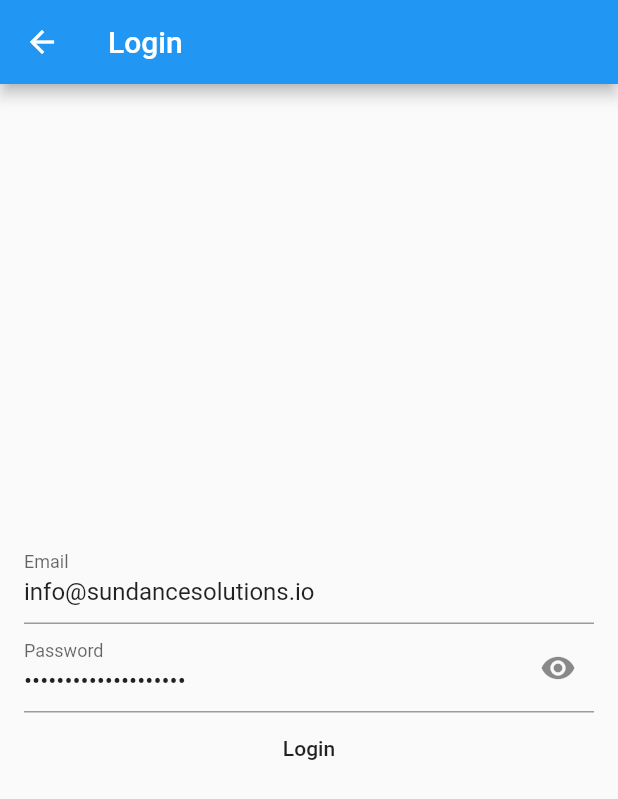
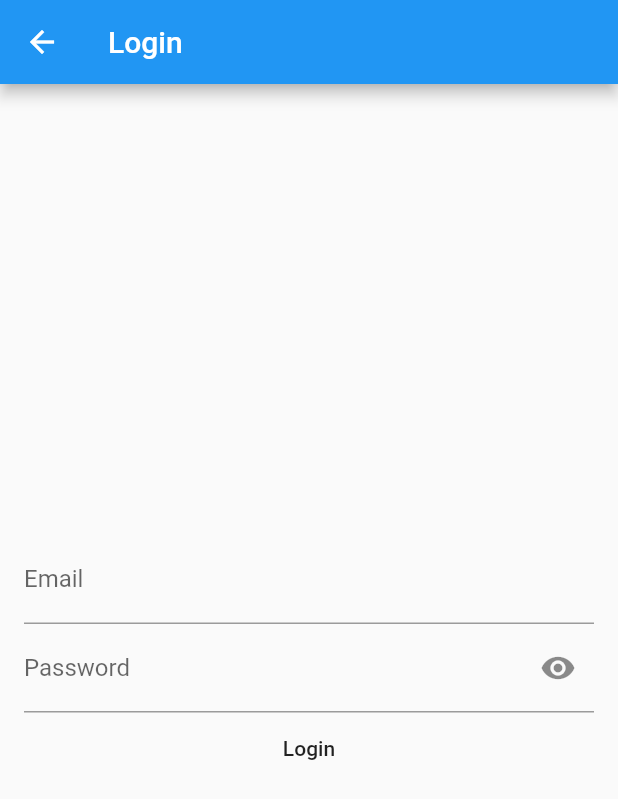
Before and after one commit to alnutile/totalrecalls-flutter, a Flutter app: the screen it shows after launch, in the side drawer, after a tap on "Login", on a phone screen of 412 x 824 dp. Shown: the top 799 px of the screen. Run offline on Flutter 3.47's test engine with Material 2 defaults, Android fonts, the phone set to English and light mode, and no system bars; our stand-ins replace dio, flutter_secure_storage; missing offline and left inert: dart:ffi, platform_device_id.

Commit message:
no longer need the local info

```diff
--- a/lib/screen/login-screen.dart
+++ b/lib/screen/login-screen.dart
@@ -40,7 +40,6 @@ class LoginState extends State<LoginScreen> {
                 child: Column(
                   children: [
                     TextFormField(
-                      initialValue: "info@sundancesolutions.io",
                       decoration: InputDecoration(
                           labelText: "Email", hintText: "you@somewhere.com"),
                       onSaved: (value) {
@@ -49,7 +48,6 @@ class LoginState extends State<LoginScreen> {
                     ),
                     TextFormField(
                       obscureText: _isObscure,
-                      initialValue: "fZFw_3z*oXYNwCcPT_qs",
                       decoration: InputDecoration(
                           labelText: "Password",
                           suffixIcon: IconButton(
```
